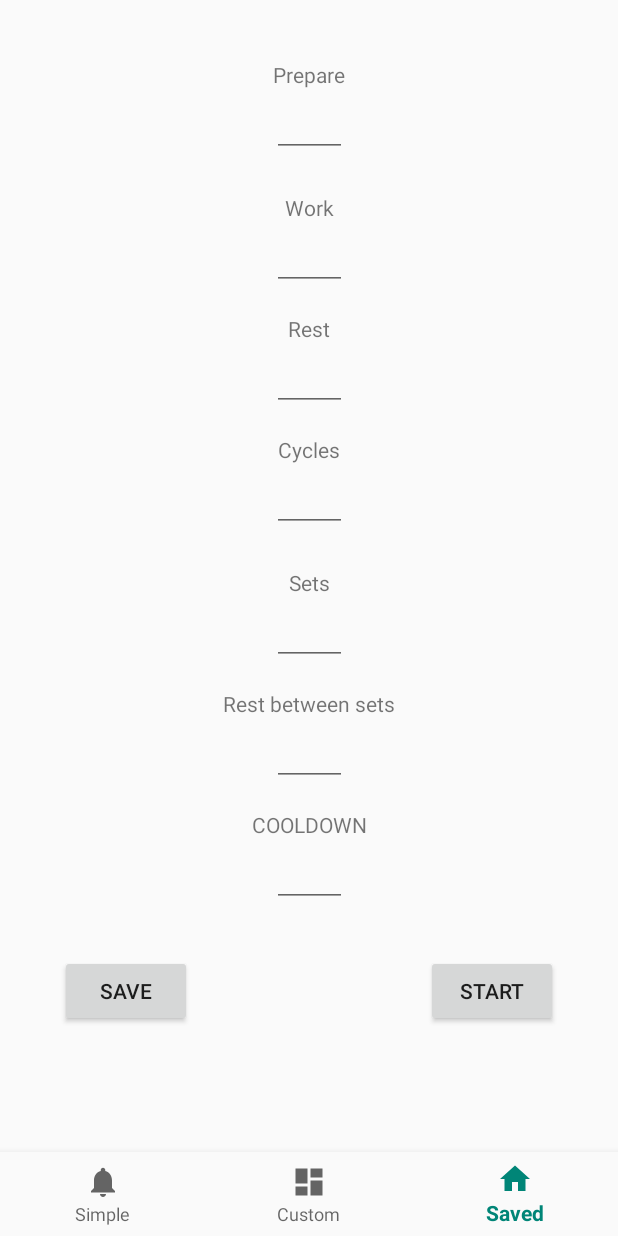
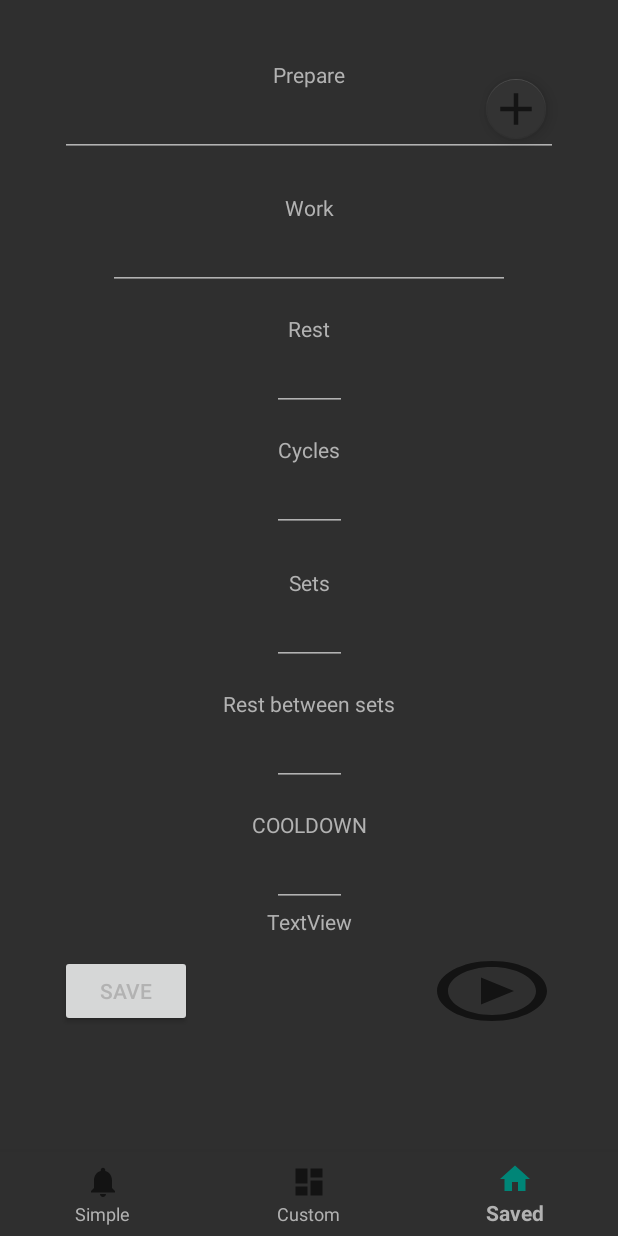
Before and after one commit to Demigod21/HIIT-Timer-Pro, an Android app: the fragment SimpleFragment placed in its activity, on a phone screen of 412 x 824 dp. Run offline under Robolectric (Android 15) with nearby library versions, the phone set to English and light mode, and no system bars; our stand-ins replace Room's generated code.

Commit message:
First gui edits. Added popup to save from simple workout. Added some controls and fixes

```diff
--- a/app/src/main/java/com/appdavide/roundtimer/fragment/SimpleFragment.kt
+++ b/app/src/main/java/com/appdavide/roundtimer/fragment/SimpleFragment.kt
@@ -11,10 +11,13 @@ import android.view.View
 import android.view.ViewGroup
 import android.widget.Button
 import android.widget.EditText
+import android.widget.TextView
 
 import com.appdavide.roundtimer.R
 import com.appdavide.roundtimer.Timer
 import com.appdavide.roundtimer.models.Round
+import com.appdavide.roundtimer.ui.custom.AddPopFragment
+import com.appdavide.roundtimer.ui.custom.SaveCustomPopFragment
 import com.google.gson.Gson
 import com.google.gson.reflect.TypeToken
 import java.io.Serializable
@@ -24,6 +27,7 @@ class SimpleFragment : Fragment() {
 
     private lateinit var data: ArrayList<Round>
     private var duration: Int = 0
+    private var saveName: String = ""
 
 
 
@@ -43,9 +47,21 @@ class SimpleFragment : Fragment() {
         val simpeRestSet = vista.findViewById<EditText>(R.id.input_simpe_restset)
         val simpeCool = vista.findViewById<EditText>(R.id.input_simpe_cooldown)
 
-        loadData()
+        data = ArrayList<Round>()
+
+//        loadData() //todo modificare save data e load data per salvare edit text
 
         val btnSimpleStart = vista.findViewById(R.id.btn_simple_start) as Button
+        val btnSimpleSave  = vista.findViewById(R.id.btn_simple_save) as Button
+
+        val txt_save = vista.findViewById<TextView>(R.id.txt_simple_name)
+
+
+            btnSimpleSave.setOnClickListener {
+            val saveCustomPopFragment = SaveCustomPopFragment.Companion.newTargetInstance()
+            saveCustomPopFragment.setTargetFragment(this, 1)
+            activity?.supportFragmentManager?.beginTransaction()?.let { it1 -> saveCustomPopFragment.show(it1, SaveCustomPopFragment::class.java.name) }
+        }
 
         btnSimpleStart.setOnClickListener{
             val context = btnSimpleStart.context
@@ -91,7 +107,7 @@ class SimpleFragment : Fragment() {
                 val restSet: Int = view?.findViewById<EditText>(R.id.input_simpe_restset)?.text.toString().toInt()
                 val cool: Int = view?.findViewById<EditText>(R.id.input_simpe_cooldown)?.text.toString().toInt()
 
-                saveData()
+//                saveData() //todo modificare save data e load data per salvare edit text
 
                 organizeData(prep, work, rest, cycles, sets, restSet, cool)
                 intent.removeExtra("dataRounds")
@@ -102,6 +118,21 @@ class SimpleFragment : Fragment() {
         }
 
         return vista
+    }
+
+    override fun onActivityResult(requestCode: Int, resultCode: Int, data2: Intent?) {
+        if (resultCode != Activity.RESULT_OK) {
+            return
+        }
+        if (requestCode == 1) {
+
+            val saveName3 = data2!!.getStringExtra("SAVE_POP_NAME")
+            saveName = saveName3
+            val txt_save2 = view?.findViewById<TextView>(R.id.txt_simple_name)
+            txt_save2?.setText(saveName)
+            //todo salvataggio del workout
+
+        }
     }
 
 
--- a/app/src/main/res/drawable/ic_baseline_add_24.xml
+++ b/app/src/main/res/drawable/ic_baseline_add_24.xml
@@ -1,5 +1,5 @@
-<vector android:height="24dp" android:tint="#FFFFFF"
+<vector android:height="36dp" android:tint="?attr/colorControlNormal"
     android:viewportHeight="24" android:viewportWidth="24"
-    android:width="24dp" xmlns:android="http://schemas.android.com/apk/res/android">
+    android:width="36dp" xmlns:android="http://schemas.android.com/apk/res/android">
     <path android:fillColor="@android:color/white" android:pathData="M19,13h-6v6h-2v-6H5v-2h6V5h2v6h6v2z"/>
 </vector>
--- /dev/null
+++ b/app/src/main/res/drawable/ic_baseline_play_circle_outline_24.xml
@@ -0,0 +1,10 @@
+<vector xmlns:android="http://schemas.android.com/apk/res/android"
+    android:width="24dp"
+    android:height="24dp"
+    android:viewportWidth="24"
+    android:viewportHeight="24"
+    android:tint="?attr/colorControlNormal">
+  <path
+      android:fillColor="@android:color/white"
+      android:pathData="M10,16.5l6,-4.5 -6,-4.5v9zM12,2C6.48,2 2,6.48 2,12s4.48,10 10,10 10,-4.48 10,-10S17.52,2 12,2zM12,20c-4.41,0 -8,-3.59 -8,-8s3.59,-8 8,-8 8,3.59 8,8 -3.59,8 -8,8z"/>
+</vector>
--- a/app/src/main/res/layout/fragment_simple2.xml
+++ b/app/src/main/res/layout/fragment_simple2.xml
@@ -14,25 +14,29 @@
 
         <EditText
                 android:id="@+id/input_simpe_prep"
-                android:layout_width="50dp"
+                android:layout_width="0dp"
                 android:layout_height="wrap_content"
+                android:layout_marginStart="32dp"
+                android:layout_marginEnd="32dp"
                 android:ems="10"
                 android:inputType="numberDecimal"
                 android:textAlignment="center"
-                app:layout_constraintEnd_toEndOf="@+id/txt_simple_prep"
-                app:layout_constraintStart_toStartOf="@+id/txt_simple_prep"
+                app:layout_constraintEnd_toEndOf="parent"
+                app:layout_constraintStart_toStartOf="parent"
                 app:layout_constraintTop_toBottomOf="@+id/txt_simple_prep" />
 
 
         <EditText
                 android:id="@+id/input_simpe_work"
-                android:layout_width="50dp"
+                android:layout_width="0dp"
                 android:layout_height="wrap_content"
+                android:layout_marginStart="64dp"
+                android:layout_marginEnd="64dp"
                 android:ems="10"
                 android:inputType="numberDecimal"
                 android:textAlignment="center"
-                app:layout_constraintEnd_toEndOf="@+id/txt_simple_work"
-                app:layout_constraintStart_toStartOf="@+id/txt_simple_work"
+                app:layout_constraintEnd_toEndOf="parent"
+                app:layout_constraintStart_toStartOf="parent"
                 app:layout_constraintTop_toBottomOf="@+id/txt_simple_work" />
 
         <EditText
@@ -178,9 +182,33 @@
                 android:layout_width="wrap_content"
                 android:layout_height="wrap_content"
                 android:layout_marginEnd="32dp"
-                android:text="START"
+                android:background="@drawable/ic_baseline_play_circle_outline_24"
                 app:layout_constraintEnd_toEndOf="parent"
                 app:layout_constraintTop_toTopOf="@+id/btn_simple_save" />
+
+        <TextView
+                android:id="@+id/txt_simple_name"
+                android:layout_width="wrap_content"
+                android:layout_height="wrap_content"
+                android:text="TextView"
+                app:layout_constraintEnd_toStartOf="@+id/btn_simple_start"
+                app:layout_constraintStart_toEndOf="@+id/btn_simple_save"
+                app:layout_constraintTop_toBottomOf="@+id/input_simpe_cooldown" />
+
+        <com.google.android.material.floatingactionbutton.FloatingActionButton
+                android:id="@+id/floatingActionButton"
+                android:layout_width="wrap_content"
+                android:layout_height="wrap_content"
+                android:layout_marginEnd="8dp"
+                android:layout_marginBottom="12dp"
+                android:clickable="true"
+                android:scaleType="fitCenter"
+                android:src="@drawable/ic_baseline_add_24"
+                app:backgroundTint="#333333"
+                app:fabSize="mini"
+                app:layout_constraintBottom_toBottomOf="@+id/input_simpe_prep"
+                app:layout_constraintEnd_toEndOf="@+id/input_simpe_prep"
+                app:maxImageSize="36dp" />
 
 
     </androidx.constraintlayout.widget.ConstraintLayout>
--- a/app/src/main/res/values/styles.xml
+++ b/app/src/main/res/values/styles.xml
@@ -6,6 +6,10 @@
         <item name="colorPrimary">@color/colorPrimary</item>
         <item name="colorPrimaryDark">@color/colorPrimaryDark</item>
         <item name="colorAccent">@color/colorAccent</item>
+        <item name ="android:textColor">#B2B2B2</item>
+        <item name ="android:background">#2F2F2F</item>
+        <item name ="android:colorControlNormal">#B2B2B2</item>
+
     </style>
 
 
```
Also changed, not shown: app/src/main/java/com/appdavide/roundtimer/Timer.kt (+20 -4 lines), app/src/main/java/com/appdavide/roundtimer/ui/custom/SaveCustomPopFragment.kt (added, +58 -0 lines), app/src/main/res/layout/activity_timer.xml (+26 -18 lines), app/src/main/res/layout/fragment_save_custom_pop.xml (added, +34 -0 lines), app/src/main/res/layout/layout_round_list_item.xml (+17 -3 lines).
